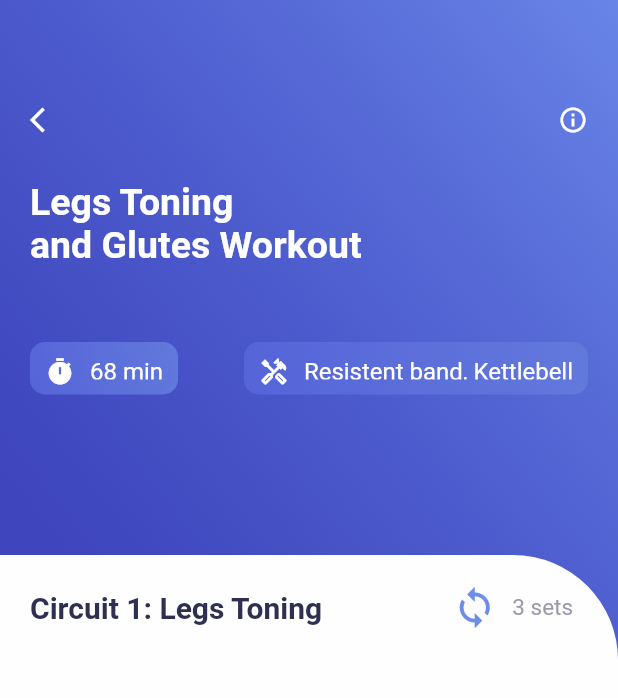
After one commit to adutwum-soft/trainingApp, a Flutter app: the screen it shows after launch, after a tap on the "arrow forward" icon, on a phone screen of 412 x 824 dp. The commit adds this screen. Shown: the top 698 px of the screen. Run offline on Flutter 3.47's test engine with Material 2 defaults, Android fonts, the phone set to English and light mode, and no system bars.

Commit message:
design video screen ui

```diff
--- a/lib/main.dart
+++ b/lib/main.dart
@@ -1,5 +1,6 @@
 import 'package:flutter/material.dart';
 import 'package:training_app/src/ui/home.dart';
+import 'package:training_app/src/ui/video_info.dart';
 
 void main() {
   runApp(const MyApp());
--- /dev/null
+++ b/lib/src/ui/video_info.dart
@@ -0,0 +1,125 @@
+import 'dart:convert';
+
+import 'package:flutter/material.dart';
+import 'package:training_app/src/res/colors.dart';
+import 'package:training_app/src/ui/widget/video_title.dart';
+import 'package:training_app/src/ui/widget/vidoe_time.dart';
+
+class VideoInfo extends StatefulWidget {
+  const VideoInfo({Key? key}) : super(key: key);
+
+  @override
+  _VideoInfoState createState() => _VideoInfoState();
+}
+
+class _VideoInfoState extends State<VideoInfo> {
+  List vInfo = [];
+
+  @override
+  void initState() {
+    super.initState();
+    _initData();
+  }
+
+  _initData() {
+    DefaultAssetBundle.of(context)
+        .loadString('json/videoinfo.json')
+        .then((value) {
+      vInfo = json.decode(value);
+    });
+  }
+
+  @override
+  Widget build(BuildContext context) {
+    return Scaffold(
+      body: Container(
+        padding: const EdgeInsets.only(top: 70),
+        decoration: BoxDecoration(
+          gradient: LinearGradient(
+            colors: [
+              AppColors.gradientFirst.withOpacity(0.8),
+              AppColors.gradientSecond,
+            ],
+            begin: const FractionalOffset(0.0, 0.4),
+            end: Alignment.topRight,
+          ),
+        ),
+        child: Column(
+          children: <Widget>[
+            Container(
+              padding: const EdgeInsets.only(left: 20, right: 20),
+              width: MediaQuery.of(context).size.width,
+              height: 300,
+              child: Column(
+                crossAxisAlignment: CrossAxisAlignment.start,
+                children: <Widget>[
+                  const VideoTitle(),
+                  const SizedBox(height: 30),
+                  Text(
+                    'Legs Toning \nand Glutes Workout',
+                    style: TextStyle(
+                      fontSize: 25,
+                      color: AppColors.secondPageTitleColor,
+                      fontWeight: FontWeight.w700,
+                    ),
+                  ),
+                  const SizedBox(height: 50),
+                  const VideoTimer(),
+                ],
+              ),
+            ),
+            Expanded(
+              child: Container(
+                  padding: const EdgeInsets.only(left: 20, right: 20, top: 20),
+                  decoration: BoxDecoration(
+                    color: AppColors.secondPageTitleColor,
+                    borderRadius: const BorderRadius.only(
+                      topRight: Radius.circular(70),
+                    ),
+                  ),
+                  child: Column(
+                    children: <Widget>[
+                      _buildCircuite(),
+                    ],
+                  )),
+            ),
+          ],
+        ),
+      ),
+    );
+  }
+
+  Widget _buildCircuite() {
+    return Row(
+      mainAxisAlignment: MainAxisAlignment.spaceBetween,
+      children: <Widget>[
+        Text(
+          'Circuit 1: Legs Toning',
+          style: TextStyle(
+            fontSize: 20,
+            fontWeight: FontWeight.bold,
+            color: AppColors.circuitsColor,
+          ),
+        ),
+        Row(
+          children: <Widget>[
+            Icon(
+              Icons.loop,
+              size: 30,
+              color: AppColors.loopColor,
+            ),
+            const SizedBox(width: 10),
+            Text(
+              '3 sets',
+              style: TextStyle(
+                color: AppColors.setsColor,
+                fontSize: 15,
+              ),
+            ),
+            const SizedBox(width: 10),
+          ],
+        )
+      ],
+    );
+  }
+}
--- /dev/null
+++ b/lib/src/ui/widget/icon_text.dart
@@ -0,0 +1,45 @@
+import 'package:flutter/material.dart';
+import 'package:training_app/src/res/colors.dart';
+
+class IconText extends StatelessWidget {
+  final Icon icon;
+  final String title;
+  const IconText({
+    Key? key,
+    required this.icon,
+    required this.title,
+  }) : super(key: key);
+
+  @override
+  Widget build(BuildContext context) {
+    return Container(
+      height: 35,
+      padding: const EdgeInsets.all(10),
+      decoration: BoxDecoration(
+        borderRadius: BorderRadius.circular(10),
+        gradient: LinearGradient(
+          colors: [
+            AppColors.secondPageContainerGradient1stColor,
+            AppColors.secondPageContainerGradient2ndColor,
+          ],
+          begin: Alignment.bottomLeft,
+          end: Alignment.topRight,
+        ),
+      ),
+      child: Row(
+        mainAxisAlignment: MainAxisAlignment.center,
+        children: <Widget>[
+          icon,
+          const SizedBox(width: 10),
+          Text(
+            title,
+            style: TextStyle(
+              fontSize: 16,
+              color: AppColors.secondPageTitleColor,
+            ),
+          ),
+        ],
+      ),
+    );
+  }
+}
--- /dev/null
+++ b/lib/src/ui/widget/video_title.dart
@@ -0,0 +1,31 @@
+import 'package:flutter/material.dart';
+import 'package:training_app/src/res/colors.dart';
+
+class VideoTitle extends StatelessWidget {
+  const VideoTitle({
+    Key? key,
+  }) : super(key: key);
+
+  @override
+  Widget build(BuildContext context) {
+    return Row(
+      // mainAxisAlignment: MainAxisAlignment.spaceBetween,
+      children: <Widget>[
+        InkWell(
+          onTap: () => Navigator.pop(context),
+          child: Icon(
+            Icons.arrow_back_ios,
+            size: 20,
+            color: AppColors.secondPageTitleColor,
+          ),
+        ),
+        Expanded(child: Container()),
+        Icon(
+          Icons.info_outlined,
+          size: 20,
+          color: AppColors.secondPageTitleColor,
+        ),
+      ],
+    );
+  }
+}
--- /dev/null
+++ b/lib/src/ui/widget/vidoe_time.dart
@@ -0,0 +1,32 @@
+import 'package:flutter/material.dart';
+import 'package:training_app/src/res/colors.dart';
+import 'package:training_app/src/ui/widget/icon_text.dart';
+
+class VideoTimer extends StatelessWidget {
+  const VideoTimer({Key? key}) : super(key: key);
+
+  @override
+  Widget build(BuildContext context) {
+    return Row(
+      mainAxisAlignment: MainAxisAlignment.spaceBetween,
+      children: <Widget>[
+        IconText(
+          icon: Icon(
+            Icons.timer,
+            size: 20,
+            color: AppColors.secondPageTitleColor,
+          ),
+          title: '68 min',
+        ),
+        IconText(
+          icon: Icon(
+            Icons.handyman_outlined,
+            size: 20,
+            color: AppColors.secondPageTitleColor,
+          ),
+          title: 'Resistent band, Kettlebell',
+        )
+      ],
+    );
+  }
+}
--- a/lib/src/ui/widget/your_program.dart
+++ b/lib/src/ui/widget/your_program.dart
@@ -1,5 +1,7 @@
 import 'package:flutter/material.dart';
 import 'package:training_app/src/res/colors.dart';
+
+import '../video_info.dart';
 
 class YourProgram extends StatelessWidget {
   const YourProgram({Key? key}) : super(key: key);
@@ -30,10 +32,19 @@ class YourProgram extends StatelessWidget {
         const SizedBox(
           width: 8,
         ),
-        Icon(
-          Icons.arrow_forward_outlined,
-          size: 20,
-          color: AppColors.homePageIcons,
+        InkWell(
+          onTap: () => Navigator.of(context).push(
+            MaterialPageRoute(
+              builder: (context) {
+                return const VideoInfo();
+              },
+            ),
+          ),
+          child: Icon(
+            Icons.arrow_forward_outlined,
+            size: 20,
+            color: AppColors.homePageIcons,
+          ),
         ),
       ],
     );
--- a/pubspec.yaml
+++ b/pubspec.yaml
@@ -34,6 +34,7 @@ dependencies:
   # The following adds the Cupertino Icons font to your application.
   # Use with the CupertinoIcons class for iOS style icons.
   cupertino_icons: ^1.0.2
+  get:
 
 dev_dependencies:
   flutter_test:
```
Also changed, not shown: pubspec.lock.
